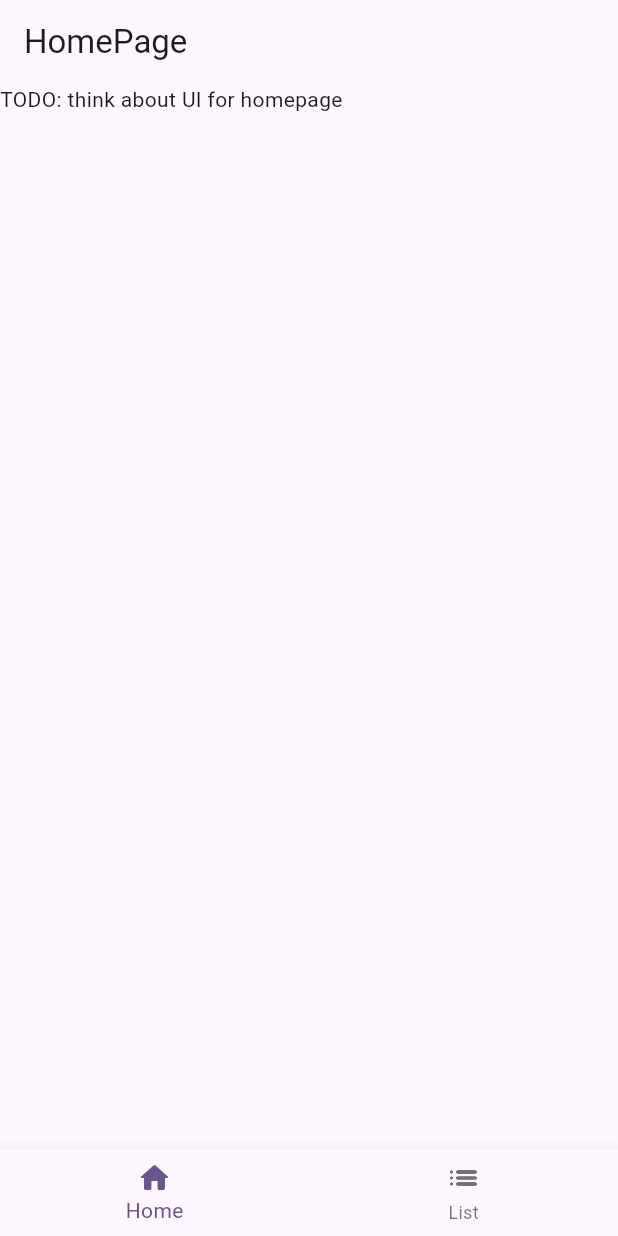
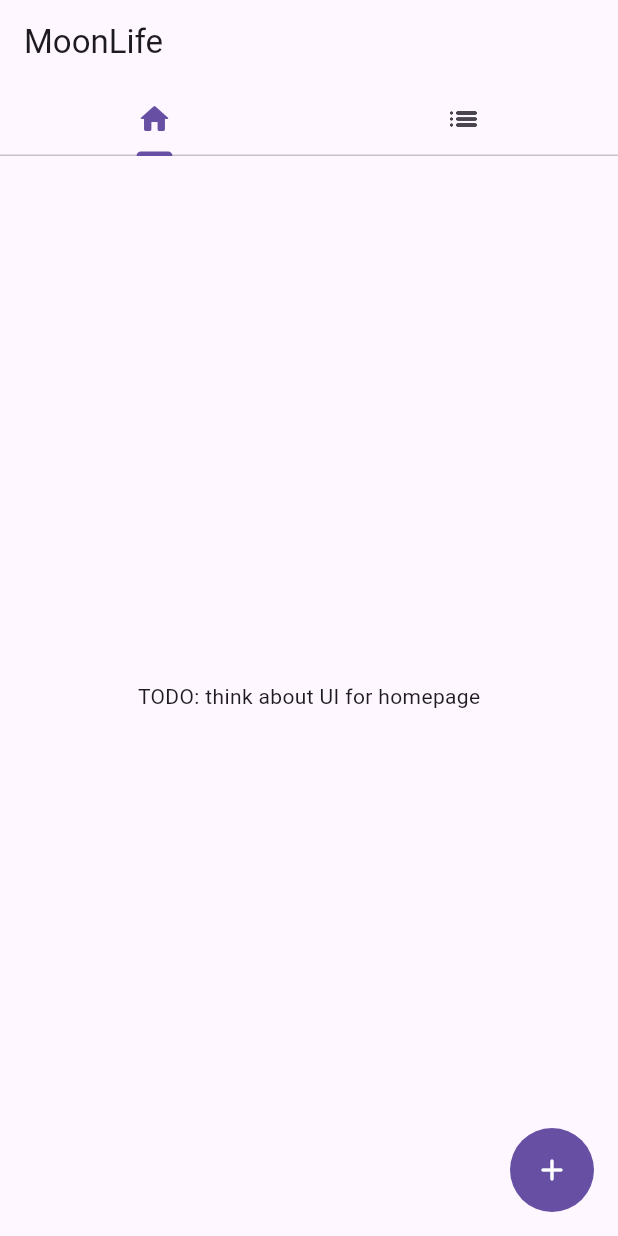
Before and after one commit to TitanThunder/MoonLife, a Flutter app: the screen it shows after launch, on a phone screen of 412 x 824 dp. Run offline on Flutter 3.47's test engine with Material 3 defaults, Android fonts, the phone set to English and light mode, and no system bars.

Commit message:
Overhauled home page, database started

```diff
--- a/lib/constants/routes.dart
+++ b/lib/constants/routes.dart
@@ -1 +1,2 @@
-const homePageRoute = "/home/";
+const overviewRoute = "/overview/";
+const homePageViewRoute = "/home/";
--- a/lib/main.dart
+++ b/lib/main.dart
@@ -1,4 +1,5 @@
 import 'package:flutter/material.dart';
+import 'package:lifestatistics/views/homepage_view.dart';
 
 import 'constants/routes.dart';
 
@@ -10,38 +11,74 @@ void main() {
         colorScheme: ColorScheme.fromSeed(seedColor: Colors.deepPurple),
         useMaterial3: true,
       ),
-      home: const HomePage(),
+      home: const Overview(),
       routes: {
-        homePageRoute: (context) => const HomePage(),
+        overviewRoute: (context) => const Overview(),
+        homePageViewRoute: (context) => const HomepageView(),
       },
     ),
   );
 }
 
-class HomePage extends StatelessWidget {
-  const HomePage({super.key});
+class Overview extends StatelessWidget {
+  const Overview({super.key});
 
   @override
   Widget build(BuildContext context) {
-    return Scaffold(
-      appBar: AppBar(
-        title: const Text("HomePage"),
-      ),
-      body: const Text(
-        "TODO: think about UI for homepage",
-      ), //TODO: think about UI for homepage
-      bottomNavigationBar: BottomNavigationBar(
-        items: const [
-          BottomNavigationBarItem(
-            icon: Icon(Icons.home_rounded),
-            label: "Home",
+    return MaterialApp(
+      home: DefaultTabController(
+        length: 2,
+        child: Scaffold(
+          appBar: AppBar(
+            title: const Text("MoonLife"),
+            bottom: const TabBar(
+              tabs: [
+                Tab(icon: Icon(Icons.home_rounded)),
+                Tab(icon: Icon(Icons.list_rounded)),
+              ],
+            ),
           ),
-          BottomNavigationBarItem(
-            // Placeholder, to be changed later
-            icon: Icon(Icons.list_rounded),
-            label: "List",
+          body: const TabBarView(
+            children: [
+              Tab(
+                child: HomepageView(),
+              ),
+              Tab(icon: Icon(Icons.list_rounded)),
+            ],
           ),
-        ],
+          floatingActionButton: MenuAnchor(
+            // TODO: Put buttons in external enum-file
+            menuChildren: [
+              TextButton(
+                onPressed: () {},
+                child: const Text("Add category"),
+              ),
+              TextButton(
+                onPressed: () {},
+                child: const Text("Add entry"),
+              ),
+            ],
+            builder: (BuildContext context, MenuController controller,
+                Widget? child) {
+              return IconButton.filled(
+                onPressed: () {
+                  if (controller.isOpen) {
+                    controller.close();
+                  } else {
+                    controller.open();
+                  }
+                },
+                icon: const Icon(Icons.add_rounded),
+                style: const ButtonStyle(
+                  minimumSize: WidgetStatePropertyAll(
+                    Size.fromRadius(28),
+                  ),
+                ),
+              );
+            },
+            style: const MenuStyle(alignment: Alignment(-3, -5.5)),
+          ),
+        ),
       ),
     );
   }
--- /dev/null
+++ b/lib/views/homepage_view.dart
@@ -0,0 +1,12 @@
+import 'package:flutter/material.dart';
+
+class HomepageView extends StatelessWidget {
+  const HomepageView({super.key});
+
+  @override
+  Widget build(BuildContext context) {
+    return const Text(
+      "TODO: think about UI for homepage",
+    );
+  } //TODO: think about UI for homepage
+}
--- a/pubspec.yaml
+++ b/pubspec.yaml
@@ -35,6 +35,7 @@ dependencies:
   # The following adds the Cupertino Icons font to your application.
   # Use with the CupertinoIcons class for iOS style icons.
   cupertino_icons: ^1.0.8
+  sqflite: ^2.4.1
 
 dev_dependencies:
   flutter_test:
@@ -45,7 +46,7 @@ dev_dependencies:
   # activated in the `analysis_options.yaml` file located at the root of your
   # package. See that file for information about deactivating specific lint
   # rules and activating additional ones.
-  flutter_lints: ^4.0.0
+  flutter_lints: ^5.0.0
 
 # For information on the generic Dart part of this file, see the
 # following page: https://dart.dev/tools/pub/pubspec
```
Also changed, not shown: lib/constants/db_constants.dart (added, +24 -0 lines), lib/services/database/database_management.dart (added, +62 -0 lines), pubspec.lock, 1 other file.
